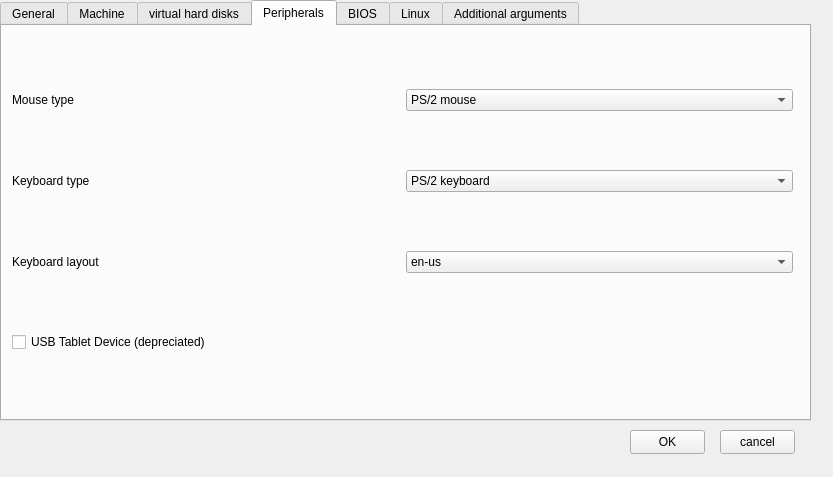
Before: the Qt Designer form ui/EditVM2.ui in wjqsec/EmuGUI, drawn with Qt 5.
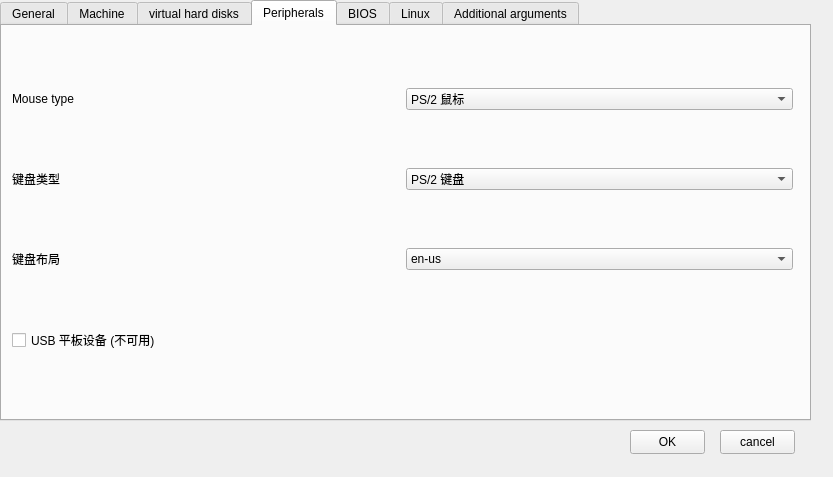
After: the same form once the commit is applied. The open tabs and pages were chosen to show the change.

What changed in the file:
```diff
--- a/ui/EditVM2.ui
+++ b/ui/EditVM2.ui
@@ -493,7 +493,7 @@
       <item row="3" column="0">
        <widget class="QCheckBox" name="checkBox_2">
         <property name="text">
-         <string>USB Tablet Device (depreciated)</string>
+         <string>USB 平板设备 (不可用)</string>
         </property>
        </widget>
       </item>
@@ -501,7 +501,7 @@
        <widget class="QComboBox" name="cb_kbdtype">
         <item>
          <property name="text">
-          <string>PS/2 keyboard</string>
+          <string>PS/2 键盘</string>
          </property>
         </item>
         <item>
@@ -515,7 +515,7 @@
        <widget class="QComboBox" name="cb_mouse">
         <item>
          <property name="text">
-          <string>PS/2 mouse</string>
+          <string>PS/2 鼠标</string>
          </property>
         </item>
         <item>
@@ -540,14 +540,14 @@
       <item row="1" column="0">
        <widget class="QLabel" name="lbl_kbdtype">
         <property name="text">
-         <string>Keyboard type</string>
+         <string>键盘类型</string>
         </property>
        </widget>
       </item>
       <item row="2" column="0">
        <widget class="QLabel" name="lbl_kbdlayout">
         <property name="text">
-         <string>Keyboard layout</string>
+         <string>键盘布局</string>
         </property>
        </widget>
       </item>
```
Left out of the diff: 20 changed lines with no effect on the pictures.
